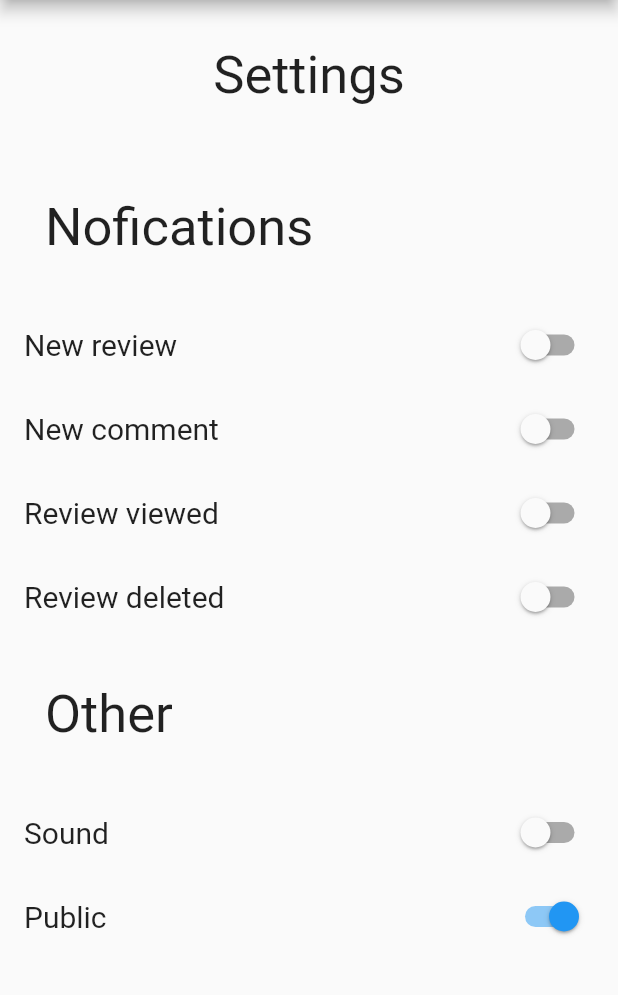
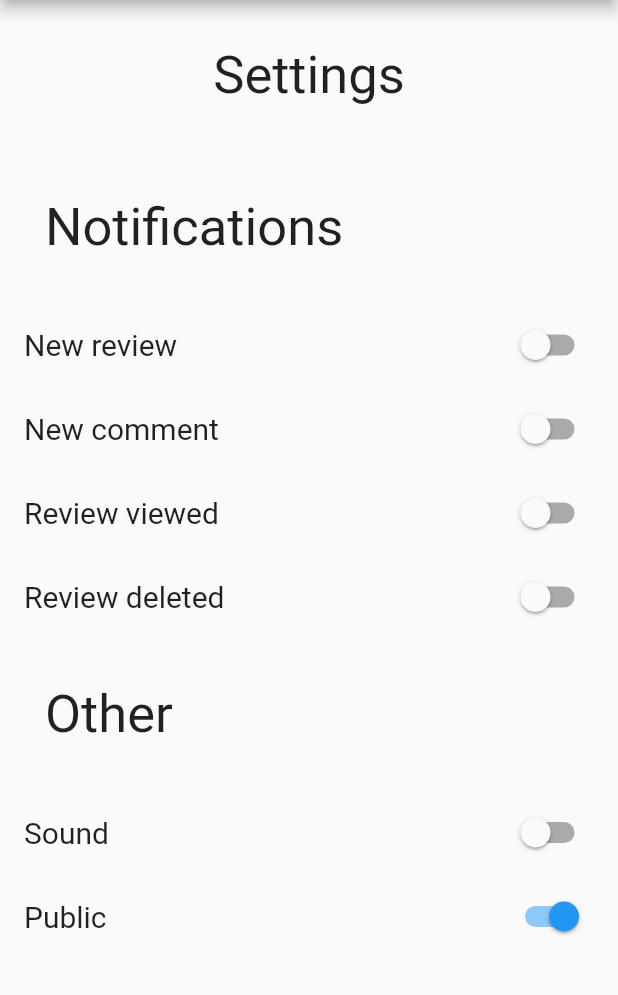
Before and after one commit to maxprimak/m2, a Flutter app: the Settings screen opened directly, on a phone screen of 412 x 824 dp, the part 84-1079 px from its top. Run offline on Flutter 3.47's test engine with Material 2 defaults, Android fonts, the phone set to English and light mode, and no system bars; our stand-ins replace fluttertoast; network calls fail; Roboto replaces fonts that are missing (Montserrato); project files that could hold a hidden picture were left out.

Commit message:
fixed typo+formatting in settings.dart

```diff
--- a/lib/Pages/settings.dart
+++ b/lib/Pages/settings.dart
@@ -13,67 +13,139 @@ class Settings extends StatefulWidget {
 class _SettingsState extends State<Settings> {
   final _user = User(name: 'Peter');
   var optionNotificationNewReview = false;
-  var optionNotificationNewComment= false;
+  var optionNotificationNewComment = false;
   var optionNotificationReviewViewed = false;
   var optionNotificationReviewDeleted = false;
   var optionSoundOn = false;
   var optionPublicOn = true;
   final optionNotificationNewReviewName = "New review";
-  final optionNotificationNewCommentName= "New comment";
+  final optionNotificationNewCommentName = "New comment";
   final optionNotificationReviewViewedName = "Review viewed";
   final optionNotificationReviewDeletedName = "Review deleted";
   final optionSoundOnName = "Sound";
   final optionPublicOnName = "Public";
-  final TextStyle _listHeaderTextStyle = TextStyle(fontFamily: 'Montserrato', fontSize: 35);
-  final TextStyle _listTileTextStyle = TextStyle(fontFamily: 'Montserrato', fontSize: 20);
+  final TextStyle _listHeaderTextStyle =
+      TextStyle(fontFamily: 'Montserrato', fontSize: 35);
+  final TextStyle _listTileTextStyle =
+      TextStyle(fontFamily: 'Montserrato', fontSize: 20);
 
   @override
   Widget build(BuildContext context) {
-    return Scaffold(appBar: AppBar(
-      title: Text('Feedbacksy',),
+    return Scaffold(
+      appBar: AppBar(
+        title: Text(
+          'Feedbacksy',
+        ),
         actions: [
-        IconButton(onPressed: () {},
+          IconButton(
+            onPressed: () {},
             icon: CircleAvatar(
               backgroundImage: NetworkImage(_user.ppicture),
-        ),)
+            ),
+          )
         ],
-    ),body: Align(alignment: Alignment.centerLeft,
+      ),
+      body: Align(
+          alignment: Alignment.centerLeft,
           child: Column(
-        children: [Container(
-          padding: EdgeInsets.all(30),
-          child: Text("Settings", style: _listHeaderTextStyle,)
-        ),
-          Expanded(child: ListView(
             children: [
               Container(
                   padding: EdgeInsets.all(30),
-                child: Text("Nofications", style: _listHeaderTextStyle,)
-            ),
-            SwitchListTile(title: Text(optionNotificationNewReviewName, style: _listTileTextStyle,),
-                value: optionNotificationNewReview, onChanged: (bool value) {
-              setState(() { optionNotificationNewReview = value; });},),
-            SwitchListTile(title: Text(optionNotificationNewCommentName, style: _listTileTextStyle,),
-              value: optionNotificationNewComment, onChanged: (bool value) {
-                setState(() { optionNotificationNewComment = value; });},),
-            SwitchListTile(title: Text(optionNotificationReviewViewedName, style: _listTileTextStyle,),
-              value: optionNotificationReviewViewed, onChanged: (bool value) {
-                setState(() { optionNotificationReviewViewed = value; });},),
-            SwitchListTile(title: Text(optionNotificationReviewDeletedName, style: _listTileTextStyle,),
-              value: optionNotificationReviewDeleted, onChanged: (bool value) {
-                setState(() { optionNotificationReviewDeleted = value; });},),
+                  child: Text(
+                    "Settings",
+                    style: _listHeaderTextStyle,
+                  )),
+              Expanded(
+                  child: ListView(
+                children: [
                   Container(
                       padding: EdgeInsets.all(30),
-                child: Text("Other", style: _listHeaderTextStyle,)
+                      child: Text(
+                        "Notifications",
+                        style: _listHeaderTextStyle,
+                      )),
+                  SwitchListTile(
+                    title: Text(
+                      optionNotificationNewReviewName,
+                      style: _listTileTextStyle,
                     ),
-            SwitchListTile(title: Text(optionSoundOnName, style: _listTileTextStyle,),
-              value: optionSoundOn, onChanged: (bool value) {
-                setState(() { optionSoundOn = value; });},),
-            SwitchListTile(title: Text(optionPublicOnName, style: _listTileTextStyle,),
-              value: optionPublicOn, onChanged: (bool value) {
-                setState(() { optionPublicOn = value; });},),
+                    value: optionNotificationNewReview,
+                    onChanged: (bool value) {
+                      setState(() {
+                        optionNotificationNewReview = value;
+                      });
+                    },
+                  ),
+                  SwitchListTile(
+                    title: Text(
+                      optionNotificationNewCommentName,
+                      style: _listTileTextStyle,
+                    ),
+                    value: optionNotificationNewComment,
+                    onChanged: (bool value) {
+                      setState(() {
+                        optionNotificationNewComment = value;
+                      });
+                    },
+                  ),
+                  SwitchListTile(
+                    title: Text(
+                      optionNotificationReviewViewedName,
+                      style: _listTileTextStyle,
+                    ),
+                    value: optionNotificationReviewViewed,
+                    onChanged: (bool value) {
+                      setState(() {
+                        optionNotificationReviewViewed = value;
+                      });
+                    },
+                  ),
+                  SwitchListTile(
+                    title: Text(
+                      optionNotificationReviewDeletedName,
+                      style: _listTileTextStyle,
+                    ),
+                    value: optionNotificationReviewDeleted,
+                    onChanged: (bool value) {
+                      setState(() {
+                        optionNotificationReviewDeleted = value;
+                      });
+                    },
+                  ),
+                  Container(
+                      padding: EdgeInsets.all(30),
+                      child: Text(
+                        "Other",
+                        style: _listHeaderTextStyle,
+                      )),
+                  SwitchListTile(
+                    title: Text(
+                      optionSoundOnName,
+                      style: _listTileTextStyle,
+                    ),
+                    value: optionSoundOn,
+                    onChanged: (bool value) {
+                      setState(() {
+                        optionSoundOn = value;
+                      });
+                    },
+                  ),
+                  SwitchListTile(
+                    title: Text(
+                      optionPublicOnName,
+                      style: _listTileTextStyle,
+                    ),
+                    value: optionPublicOn,
+                    onChanged: (bool value) {
+                      setState(() {
+                        optionPublicOn = value;
+                      });
+                    },
+                  ),
                 ],
-        ))],
-      )
-    ),);
+              ))
+            ],
+          )),
+    );
   }
 }
```
Lines whose indentation alone changed are shown as unchanged.
